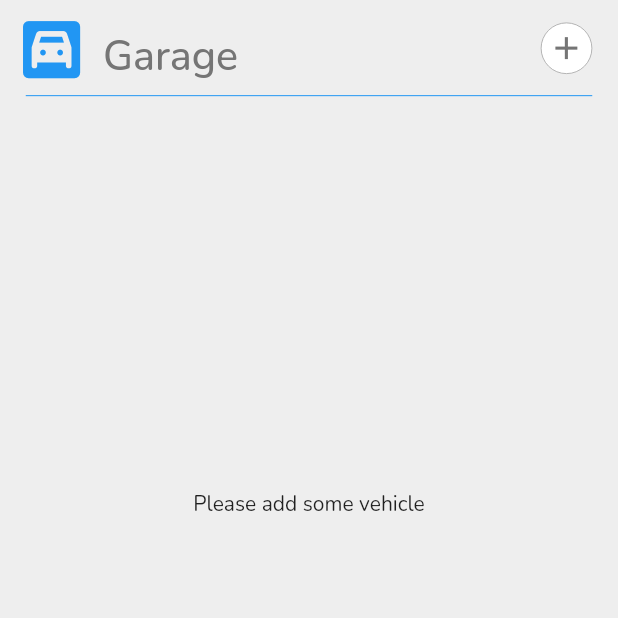
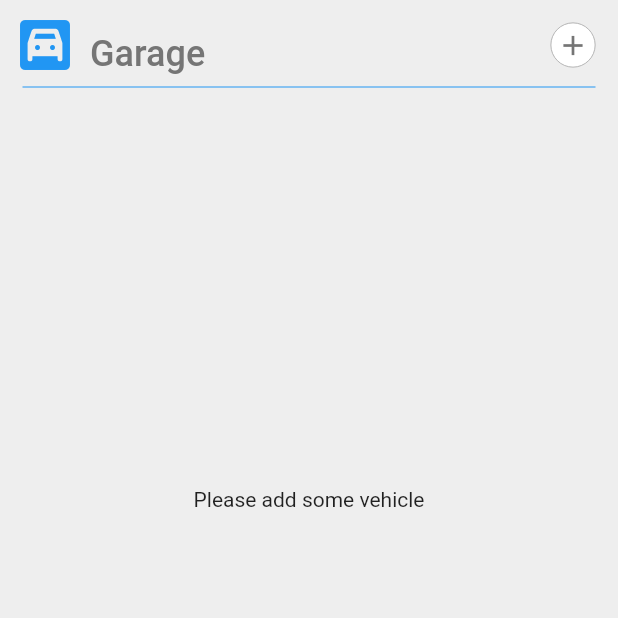
Before and after one commit to Noamagnus/MyGarage, a Flutter app: the screen it shows after launch, on a phone screen of 412 x 824 dp, the top half of it. Run offline on Flutter 3.47's test engine with Material 2 defaults, Android fonts, the phone set to English and light mode, and no system bars; our stand-ins replace bloc, flutter_bloc, freezed_annotation, google_fonts, image_picker, sembast.

Commit message:
removed screenutil

```diff
--- a/lib/main.dart
+++ b/lib/main.dart
@@ -1,6 +1,5 @@
 import 'package:flutter/material.dart';
 import 'package:flutter_bloc/flutter_bloc.dart';
-import 'package:flutter_screenutil/flutter_screenutil.dart';
 import 'package:google_fonts/google_fonts.dart';
 import 'package:my_garage/business_logic/garage/bloc/garage_bloc.dart';
 import 'package:my_garage/business_logic/image_picker/bloc/imagepicker_bloc.dart';
@@ -12,7 +11,7 @@ import 'package:my_garage/presentation/screens/splash_screen.dart';
 import 'package:my_garage/utils/colors.dart';
 
 void main() {
-  WidgetsFlutterBinding.ensureInitialized();
+  // WidgetsFlutterBinding.ensureInitialized();
   // SystemChrome.setEnabledSystemUIMode(
   //   SystemUiMode.immersiveSticky,
   // );
@@ -51,25 +50,22 @@ class MyApp extends StatelessWidget {
           )..add(const GarageEvent.loadCarsList()),
         ),
         BlocProvider(
-          create: (context) => ImagepickerBloc(RepositoryProvider.of<ImagePickerService>(context)),
+          create: (context) => ImagepickerBloc(
+            RepositoryProvider.of<ImagePickerService>(context),
+          ),
         ),
         BlocProvider(
           create: (context) => VehicleDetailsBloc(),
         )
       ],
-      child: ScreenUtilInit(
-        designSize: const Size(360,640),
-        builder: ()=>
-         MaterialApp(
-          debugShowCheckedModeBanner: false,
-          title: 'Flutter Demo',
-          theme: ThemeData(
+      child: MaterialApp(
+        debugShowCheckedModeBanner: false,
+        title: 'Flutter Demo',
+        theme: ThemeData(
           primaryColor: AppColors.blueColor,
-          textTheme: GoogleFonts.nunitoTextTheme(Theme.of(context).textTheme),
 
         ),
-          home: const SplashScreen(),
-        ),
+        home: const SplashScreen(),
       ),
     );
   }
--- a/lib/presentation/screens/garage_screen.dart
+++ b/lib/presentation/screens/garage_screen.dart
@@ -2,8 +2,6 @@ import 'dart:io';
 
 import 'package:flutter/material.dart';
 import 'package:flutter_bloc/flutter_bloc.dart';
-import 'package:flutter_screenutil/flutter_screenutil.dart';
-
 import 'package:my_garage/business_logic/garage/bloc/garage_bloc.dart';
 import 'package:my_garage/business_logic/vehicle_details/bloc/vehicle_details_bloc.dart';
 import 'package:my_garage/presentation/screens/vehicle_screen.dart';
@@ -36,7 +34,7 @@ class GarageScreen extends StatelessWidget {
                         addVerticalSpace(10),
                         const CustomAppBar(),
                         Padding(
-                          padding: EdgeInsets.symmetric(horizontal: 15.w),
+                          padding: EdgeInsets.symmetric(horizontal: 15),
                           child: const Divider(
                             color: AppColors.blueColor,
                           ),
@@ -56,7 +54,7 @@ class GarageScreen extends StatelessWidget {
                         addVerticalSpace(10),
                         const CustomAppBar(),
                         Padding(
-                          padding: EdgeInsets.symmetric(horizontal: 15.w),
+                          padding: EdgeInsets.symmetric(horizontal: 15),
                           child: const Divider(
                             color: AppColors.blueColor,
                           ),
@@ -89,16 +87,16 @@ class CustomAppBar extends StatelessWidget {
         Row(
           crossAxisAlignment: CrossAxisAlignment.end,
           children: [
-            addHorizontalSpace(10.w),
+            addHorizontalSpace(10),
             Icon(
               Icons.garage,
-              size: 40.sp,
+              size: 40,
               color: AppColors.blueColor,
             ),
-            addHorizontalSpace(10.w),
+            addHorizontalSpace(10),
             EasyText(
               'Garage',
-              fontSize: 24.sp,
+              fontSize: 24,
               fontWeight: FontWeight.w500,
               color: AppColors.textTitleColor,
             ),
@@ -106,12 +104,12 @@ class CustomAppBar extends StatelessWidget {
         ),
         Padding(
           padding: EdgeInsets.only(
-            right: 15.w,
-            bottom: 5.h,
+            right: 15,
+            bottom: 5,
           ),
           child: RoundedIconButton(
             icon: Icons.add,
-            size: 30.sp,
+            size: 30,
             onPressed: () {
               showModalBottomSheet(
                   context: context,
@@ -205,16 +203,16 @@ class ImagePreview extends StatelessWidget {
   Widget build(BuildContext context) {
     return Padding(
       padding: EdgeInsets.only(
-        top: 16.h,
-        bottom: 20.h,
-        left: 8.w,
-        right: 8.w,
+        top: 16,
+        bottom: 20,
+        left: 8,
+        right: 8,
       ),
       child: SizedBox(
         height: Dimensions.screenWidth * 0.6,
-        width: Dimensions.screenWidth - 30.w,
+        width: Dimensions.screenWidth - 30,
         child: ClipRRect(
-          borderRadius: BorderRadius.circular(6.r),
+          borderRadius: BorderRadius.circular(6),
           child: Image.file(
             File(path),
             fit: BoxFit.cover,
--- a/lib/presentation/widgets/rounder_icon_button.dart
+++ b/lib/presentation/widgets/rounder_icon_button.dart
@@ -1,5 +1,4 @@
 import 'package:flutter/material.dart';
-import 'package:flutter_screenutil/flutter_screenutil.dart';
 import 'package:my_garage/utils/colors.dart';
 
 class RoundedIconButton extends StatelessWidget {
@@ -31,7 +30,7 @@ class RoundedIconButton extends StatelessWidget {
         child: Icon(
           icon,
           color: AppColors.iconButtonIconColor,
-          size: 22.sp,
+          size: 22,
         ),
       ),
     );
--- a/pubspec.yaml
+++ b/pubspec.yaml
@@ -14,7 +14,6 @@ dependencies:
   flutter:
     sdk: flutter
   flutter_bloc: ^8.0.1
-  flutter_screenutil: ^5.3.1
   freezed_annotation: ^1.1.0
   google_fonts: 2.2.0
   image_picker: ^0.8.2
```
Also changed, not shown: lib/presentation/screens/splash_screen.dart (+8 -9 lines), lib/presentation/screens/vehicle_screen.dart (+20 -21 lines), lib/presentation/widgets/add_vehicle_modal.dart (+12 -13 lines), lib/presentation/widgets/list_tile.dart (+13 -14 lines), lib/presentation/widgets/small_rounded_container.dart (+3 -4 lines), pubspec.lock, 1 other file.
